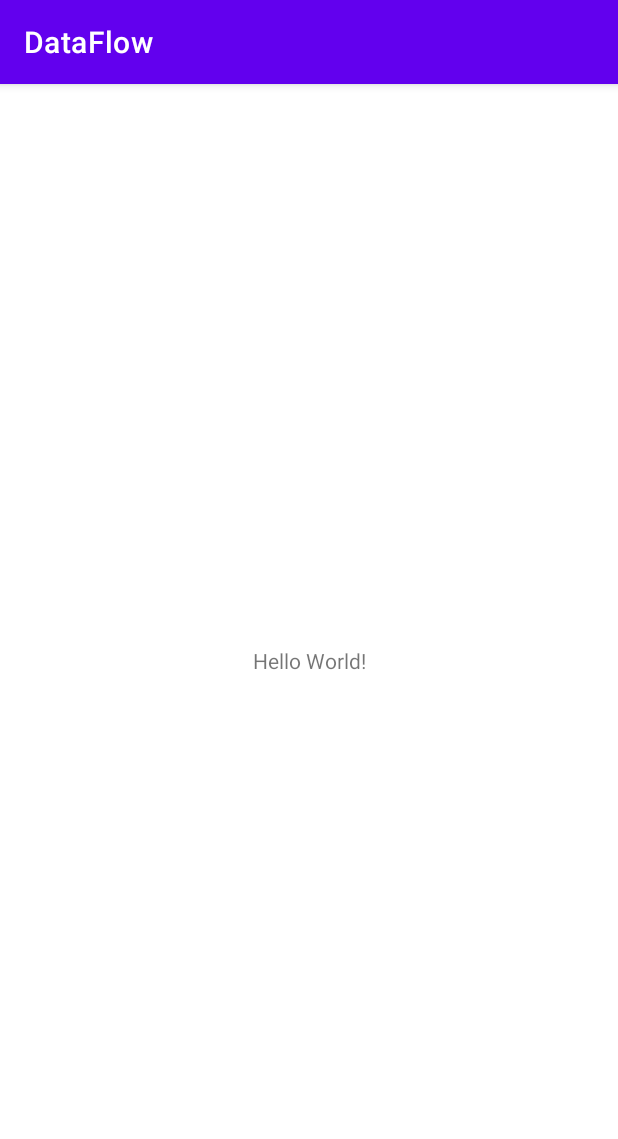
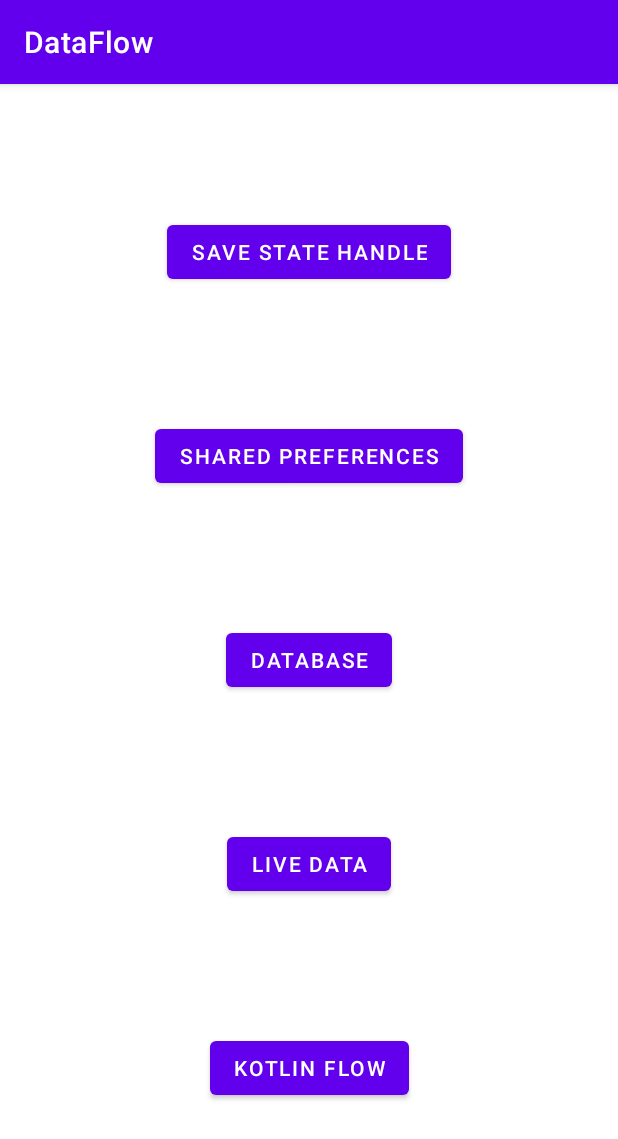
Before and after one commit to AdeDom/DataFlow, an Android app: the screen it shows after launch (MainActivity), on a phone screen of 412 x 824 dp. Shown: the top 1139 px of the screen. Run offline under Robolectric (Android 15) with nearby library versions, the phone set to English and light mode, and no system bars.

Commit message:
Data flow

```diff
--- a/app/src/main/AndroidManifest.xml
+++ b/app/src/main/AndroidManifest.xml
@@ -18,6 +18,11 @@
                 <category android:name="android.intent.category.LAUNCHER" />
             </intent-filter>
         </activity>
+        <activity android:name=".SavedStateHandleActivity" />
+        <activity android:name=".SharedPreferencesActivity" />
+        <activity android:name=".DatabaseActivity" />
+        <activity android:name=".LiveDataActivity" />
+        <activity android:name=".KotlinFlowActivity" />
     </application>
 
 </manifest>
--- a/app/src/main/java/com/adedom/dataflow/MainActivity.kt
+++ b/app/src/main/java/com/adedom/dataflow/MainActivity.kt
@@ -1,11 +1,48 @@
 package com.adedom.dataflow
 
+import android.content.Intent
+import android.os.Bundle
 import androidx.appcompat.app.AppCompatActivity
-import android.os.Bundle
+import com.adedom.dataflow.databinding.ActivityMainBinding
 
 class MainActivity : AppCompatActivity() {
+
+    private val binding by lazy {
+        ActivityMainBinding.inflate(layoutInflater)
+    }
+
     override fun onCreate(savedInstanceState: Bundle?) {
         super.onCreate(savedInstanceState)
-        setContentView(R.layout.activity_main)
+        setContentView(binding.root)
+
+        binding.btnSavedStateHandle.setOnClickListener {
+            val intent = Intent(this, SavedStateHandleActivity::class.java)
+            intent.putExtra("title", "Saved state handle")
+            startActivity(intent)
+        }
+
+        binding.btnSharedPreferences.setOnClickListener {
+            val intent = Intent(this, SharedPreferencesActivity::class.java)
+            intent.putExtra("title", "Shared preferences")
+            startActivity(intent)
+        }
+
+        binding.btnDatabase.setOnClickListener {
+            val intent = Intent(this, DatabaseActivity::class.java)
+            intent.putExtra("title", "Database")
+            startActivity(intent)
+        }
+
+        binding.btnLiveData.setOnClickListener {
+            val intent = Intent(this, LiveDataActivity::class.java)
+            intent.putExtra("title", "Live data")
+            startActivity(intent)
+        }
+
+        binding.btnKotlinFlow.setOnClickListener {
+            val intent = Intent(this, KotlinFlowActivity::class.java)
+            intent.putExtra("title", "Kotlin flow")
+            startActivity(intent)
+        }
     }
 }
--- a/app/src/main/res/layout/activity_main.xml
+++ b/app/src/main/res/layout/activity_main.xml
@@ -6,13 +6,53 @@
     android:layout_height="match_parent"
     tools:context=".MainActivity">
 
-    <TextView
+    <Button
+        android:id="@+id/btnSavedStateHandle"
         android:layout_width="wrap_content"
         android:layout_height="wrap_content"
-        android:text="Hello World!"
-        app:layout_constraintBottom_toBottomOf="parent"
-        app:layout_constraintLeft_toLeftOf="parent"
-        app:layout_constraintRight_toRightOf="parent"
+        android:text="Save state handle"
+        app:layout_constraintBottom_toTopOf="@+id/btnSharedPreferences"
+        app:layout_constraintEnd_toEndOf="parent"
+        app:layout_constraintStart_toStartOf="parent"
         app:layout_constraintTop_toTopOf="parent" />
 
+    <Button
+        android:id="@+id/btnSharedPreferences"
+        android:layout_width="wrap_content"
+        android:layout_height="wrap_content"
+        android:text="Shared preferences"
+        app:layout_constraintBottom_toTopOf="@+id/btnDatabase"
+        app:layout_constraintEnd_toEndOf="parent"
+        app:layout_constraintStart_toStartOf="parent"
+        app:layout_constraintTop_toBottomOf="@+id/btnSavedStateHandle" />
+
+    <Button
+        android:id="@+id/btnDatabase"
+        android:layout_width="wrap_content"
+        android:layout_height="wrap_content"
+        android:text="Database"
+        app:layout_constraintBottom_toTopOf="@+id/btnLiveData"
+        app:layout_constraintEnd_toEndOf="parent"
+        app:layout_constraintStart_toStartOf="parent"
+        app:layout_constraintTop_toBottomOf="@+id/btnSharedPreferences" />
+
+    <Button
+        android:id="@+id/btnLiveData"
+        android:layout_width="wrap_content"
+        android:layout_height="wrap_content"
+        android:text="Live data"
+        app:layout_constraintBottom_toTopOf="@+id/btnKotlinFlow"
+        app:layout_constraintEnd_toEndOf="parent"
+        app:layout_constraintStart_toStartOf="parent"
+        app:layout_constraintTop_toBottomOf="@+id/btnDatabase" />
+
+    <Button
+        android:id="@+id/btnKotlinFlow"
+        android:layout_width="wrap_content"
+        android:layout_height="wrap_content"
+        android:text="Kotlin flow"
+        app:layout_constraintBottom_toBottomOf="parent"
+        app:layout_constraintEnd_toEndOf="parent"
+        app:layout_constraintStart_toStartOf="parent"
+        app:layout_constraintTop_toBottomOf="@+id/btnLiveData" />
 </androidx.constraintlayout.widget.ConstraintLayout>
```
Also changed, not shown: app/build.gradle (+19 -0 lines), app/src/main/java/com/adedom/dataflow/DatabaseActivity.kt (added, +94 -0 lines), app/src/main/java/com/adedom/dataflow/KotlinFlowActivity.kt (added, +50 -0 lines), app/src/main/java/com/adedom/dataflow/LiveDataActivity.kt (added, +44 -0 lines), app/src/main/java/com/adedom/dataflow/SavedStateHandleActivity.kt (added, +42 -0 lines), app/src/main/java/com/adedom/dataflow/SharedPreferencesActivity.kt (added, +55 -0 lines), app/src/main/res/layout/activity_data_flow.xml (added, +40 -0 lines), 1 other file.
